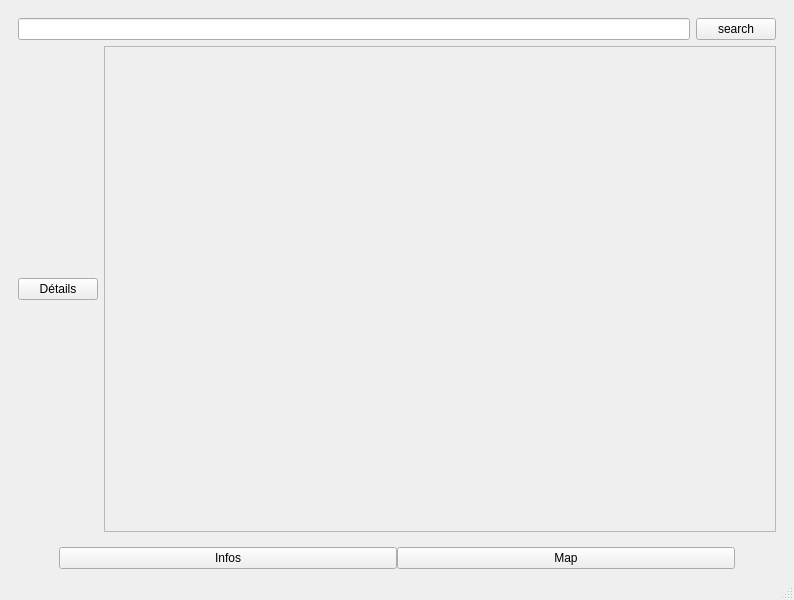
Before: the Qt Designer form mainWindow.ui in Owkly/Qt-JO-MapApplication, drawn with Qt 5.
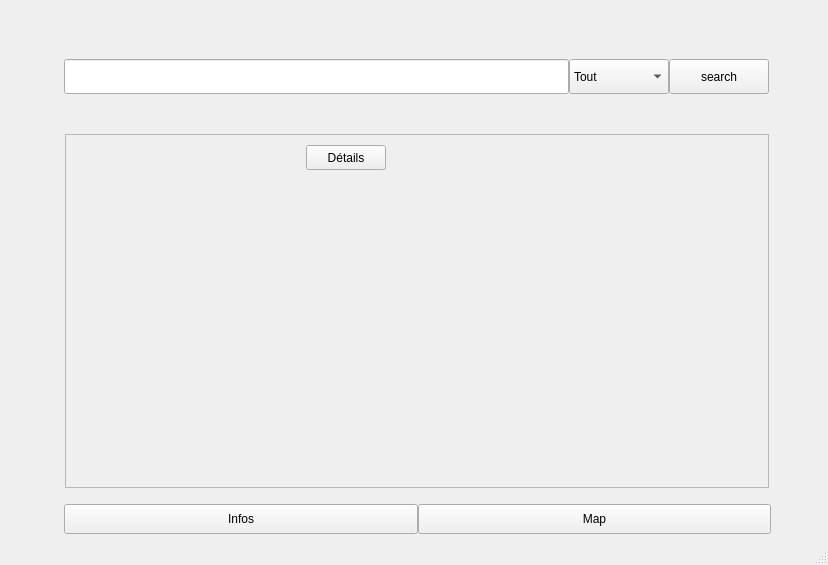
After: the same form once the commit is applied. The open tabs and pages were chosen to show the change.

What changed in the file:
```diff
--- a/mainWindow.ui
+++ b/mainWindow.ui
@@ -6,8 +6,8 @@
    <rect>
     <x>0</x>
     <y>0</y>
-    <width>794</width>
-    <height>600</height>
+    <width>828</width>
+    <height>565</height>
    </rect>
   </property>
   <property name="windowTitle">
@@ -15,33 +15,6 @@
   </property>
   <widget class="QWidget" name="centralwidget">
    <layout class="QGridLayout" name="gridLayout">
-    <item row="1" column="0">
-     <layout class="QHBoxLayout" name="menuLayout">
-      <property name="spacing">
-       <number>0</number>
-      </property>
-      <property name="leftMargin">
-       <number>50</number>
-      </property>
-      <property name="rightMargin">
-       <number>50</number>
-      </property>
-      <item>
-       <widget class="QPushButton" name="openInfoMainButton">
-        <property name="text">
-         <string>Infos</string>
-        </property>
-       </widget>
-      </item>
-      <item>
-       <widget class="QPushButton" name="openMapMainButton">
-        <property name="text">
-         <string>Map</string>
-        </property>
-       </widget>
-      </item>
-     </layout>
-    </item>
     <item row="0" column="0">
      <widget class="QStackedWidget" name="stackedWidget">
       <property name="currentIndex">
@@ -68,14 +41,124 @@
        </widget>
       </widget>
       <widget class="QWidget" name="infoPage">
-       <layout class="QGridLayout" name="gridLayout_2">
+       <layout class="QGridLayout" name="infoPageLayout" rowstretch="1,10">
+        <property name="leftMargin">
+         <number>50</number>
+        </property>
+        <property name="topMargin">
+         <number>50</number>
+        </property>
+        <property name="rightMargin">
+         <number>50</number>
+        </property>
+        <property name="bottomMargin">
+         <number>10</number>
+        </property>
+        <property name="verticalSpacing">
+         <number>40</number>
+        </property>
         <item row="0" column="0" colspan="2">
          <layout class="QHBoxLayout" name="searchLayout">
+          <property name="spacing">
+           <number>0</number>
+          </property>
+          <property name="sizeConstraint">
+           <enum>QLayout::SetDefaultConstraint</enum>
+          </property>
+          <property name="leftMargin">
+           <number>5</number>
+          </property>
+          <property name="topMargin">
+           <number>0</number>
+          </property>
+          <property name="rightMargin">
+           <number>0</number>
+          </property>
+          <property name="bottomMargin">
+           <number>0</number>
+          </property>
           <item>
-           <widget class="QLineEdit" name="inputArea"/>
+           <widget class="QLineEdit" name="inputArea">
+            <property name="sizePolicy">
+             <sizepolicy hsizetype="Expanding" vsizetype="Preferred">
+              <horstretch>0</horstretch>
+              <verstretch>0</verstretch>
+             </sizepolicy>
+            </property>
+            <property name="minimumSize">
+             <size>
+              <width>100</width>
+              <height>0</height>
+             </size>
+            </property>
+            <property name="maximumSize">
+             <size>
+              <width>16777215</width>
+              <height>50</height>
+             </size>
+            </property>
+           </widget>
+          </item>
+          <item>
+           <widget class="QComboBox" name="filterComboBox">
+            <property name="enabled">
+             <bool>true</bool>
+            </property>
+            <property name="sizePolicy">
+             <sizepolicy hsizetype="Preferred" vsizetype="Preferred">
+              <horstretch>0</horstretch>
+              <verstretch>0</verstretch>
+             </sizepolicy>
+            </property>
+            <property name="minimumSize">
+             <size>
+              <width>100</width>
+              <height>0</height>
+             </size>
+            </property>
+            <property name="maximumSize">
+             <size>
+              <width>16777215</width>
+              <height>50</height>
+             </size>
+            </property>
+            <item>
+             <property name="text">
+              <string>Tout</string>
+             </property>
+            </item>
+            <item>
+             <property name="text">
+              <string>Restaurants</string>
+             </property>
+            </item>
+            <item>
+             <property name="text">
+              <string>Epreuves</string>
+             </property>
+            </item>
+           </widget>
           </item>
           <item>
            <widget class="QPushButton" name="searchButton">
+            <property name="sizePolicy">
+             <sizepolicy hsizetype="Minimum" vsizetype="Preferred">
+              <horstretch>0</horstretch>
+              <verstretch>0</verstretch>
+             </sizepolicy>
+            </property>
+            <property name="minimumSize">
+             <size>
+              <width>100</width>
+              <height>0</height>
+             </size>
+            </property>
+            <property name="maximumSize">
+             <size>
+              <width>16777215</width>
+              <height>50</height>
+             </size>
+            </property>
             <property name="text">
              <string>search</string>
             </property>
@@ -83,13 +166,6 @@
           </item>
          </layout>
         </item>
-        <item row="1" column="0">
-         <widget class="QPushButton" name="openDetailedInfoButton">
-          <property name="text">
-           <string>Détails</string>
-          </property>
-         </widget>
-        </item>
         <item row="1" column="1">
          <widget class="QScrollArea" name="scrollArea">
           <property name="widgetResizable">
@@ -100,10 +176,29 @@
             <rect>
              <x>0</x>
              <y>0</y>
-             <width>670</width>
-             <height>452</height>
+             <width>702</width>
+             <height>330</height>
             </rect>
            </property>
+           <property name="mouseTracking">
+            <bool>true</bool>
+           </property>
+           <property name="autoFillBackground">
+            <bool>false</bool>
+           </property>
+           <widget class="QPushButton" name="openDetailedInfoButton">
+            <property name="geometry">
+             <rect>
+              <x>240</x>
+              <y>10</y>
+              <width>80</width>
+              <height>25</height>
+             </rect>
+            </property>
+            <property name="text">
+             <string>Détails</string>
+            </property>
+           </widget>
           </widget>
          </widget>
         </item>
@@ -112,6 +207,45 @@
       <widget class="QWidget" name="mapPage"/>
      </widget>
     </item>
+    <item row="1" column="0">
+     <layout class="QHBoxLayout" name="menuLayout">
+      <property name="spacing">
+       <number>0</number>
+      </property>
+      <property name="leftMargin">
+       <number>55</number>
+      </property>
+      <property name="rightMargin">
+       <number>48</number>
+      </property>
+      <item>
+       <widget class="QPushButton" name="openInfoMainButton">
+        <property name="minimumSize">
+         <size>
+          <width>0</width>
+          <height>30</height>
+         </size>
+        </property>
+        <property name="text">
+         <string>Infos</string>
+        </property>
+       </widget>
+      </item>
+      <item>
+       <widget class="QPushButton" name="openMapMainButton">
+        <property name="minimumSize">
+         <size>
+          <width>0</width>
+          <height>30</height>
+         </size>
+        </property>
+        <property name="text">
+         <string>Map</string>
+        </property>
+       </widget>
+      </item>
+     </layout>
+    </item>
    </layout>
   </widget>
   <widget class="QMenuBar" name="menubar">
```
Left out of the diff: 4 changed lines with no effect on the pictures.
